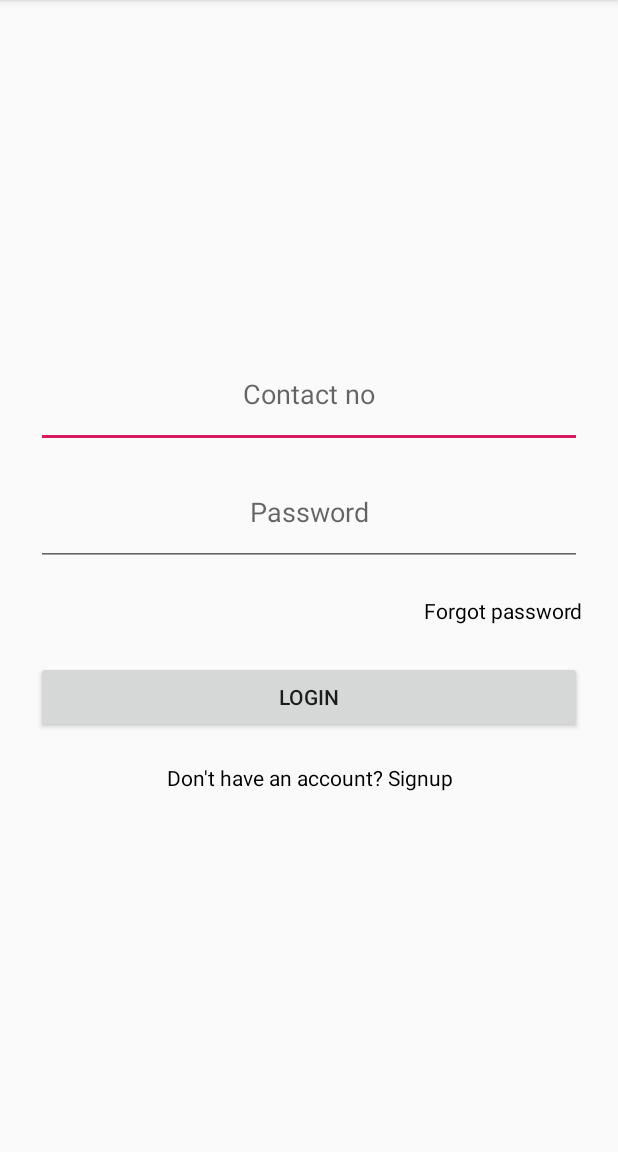
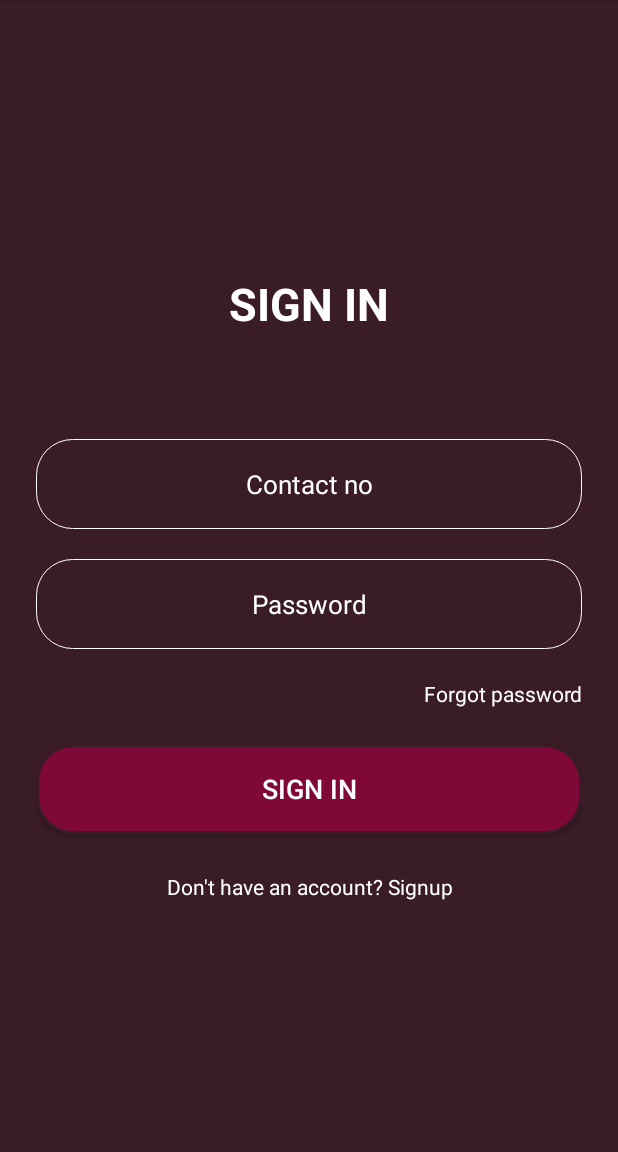
Before and after one commit to patelrinjal/B2Bcamp, an Android app: the screen it shows after launch (Userlogin), on a phone screen of 412 x 824 dp, the part 84-1236 px from its top. Run offline under Robolectric (Android 15) with nearby library versions, the phone set to English and light mode, and no system bars; our stand-ins replace Volley.

Commit message:
user sigin(VISHWA)

```diff
--- /dev/null
+++ b/app/src/main/res/drawable/button_shape.xml
@@ -0,0 +1,10 @@
+<?xml version="1.0" encoding="utf-8"?>
+<shape xmlns:android="http://schemas.android.com/apk/res/android">
+
+
+    <solid android:color="#7F0837"/>
+    <stroke android:color="#7F0837" android:width="2dp"/>
+
+    <corners android:radius="24dp"/>
+    <stroke android:color="#3A1C26" android:width="2dp"/>
+</shape>
--- /dev/null
+++ b/app/src/main/res/drawable/edittxt_shape.xml
@@ -0,0 +1,10 @@
+<?xml version="1.0" encoding="utf-8"?>
+<shape xmlns:android="http://schemas.android.com/apk/res/android">
+
+
+    <solid android:color="@android:color/transparent"/>
+    <stroke android:color="@android:color/white" android:width="0.7dp"/>
+
+    <corners android:radius="24dp"/>
+
+</shape>
--- a/app/src/main/res/layout/activity_userlogin.xml
+++ b/app/src/main/res/layout/activity_userlogin.xml
@@ -7,29 +7,49 @@
     tools:context=".Userlogin"
     android:orientation="vertical"
     android:padding="24dp"
-    android:gravity="center">
+    android:gravity="center"
+    android:background="#3A1C26"
+    >
+    <TextView
+        android:id="@+id/txt_signin"
+        android:layout_width="match_parent"
+        android:layout_height="wrap_content"
+        android:text="SIGN IN"
+        android:gravity="center"
+        android:layout_marginTop="20dp"
+        android:paddingBottom="50dp"
+        android:textColor="@android:color/white"
+        android:textSize="30dp"
+        android:textStyle="bold"/>
 
     <EditText
         android:id="@+id/edt_contact"
         android:layout_width="match_parent"
-        android:layout_height="wrap_content"
+        android:layout_height="60dp"
         android:ems="10"
         android:inputType="phone"
         android:hint="Contact no"
-android:paddingBottom="24dp"
         android:gravity="center"
-        />
+        android:layout_marginTop="20dp"
+        android:textColor="@android:color/white"
+        android:textColorHint="@android:color/white"
+        android:textSize="17sp"
+        android:background="@drawable/edittxt_shape"/>
 
     <EditText
         android:id="@+id/edt_password"
         android:layout_width="match_parent"
-        android:layout_height="wrap_content"
+        android:layout_height="60dp"
         android:ems="10"
         android:inputType="textPassword"
         android:hint="Password"
-        android:paddingBottom="24dp"
         android:gravity="center"
-        android:layout_marginTop="20dp"/>
+        android:layout_marginTop="20dp"
+        android:textColor="@android:color/white"
+        android:textColorHint="@android:color/white"
+        android:textSize="17sp"
+        android:background="@drawable/edittxt_shape"
+        />
 
     <TextView
         android:id="@+id/txt_forgot_password"
@@ -38,24 +58,27 @@ android:paddingBottom="24dp"
         android:text="Forgot password"
         android:gravity="right"
         android:layout_marginTop="20dp"
-        android:textColor="#000000"/>
+        android:textColor="@android:color/white"/>
 
     <Button
         android:id="@+id/btn_login"
         android:layout_width="match_parent"
-        android:layout_height="wrap_content"
-        android:text="Login"
+        android:layout_height="60dp"
+        android:text="SIGN IN"
         android:gravity="center"
+        android:textColor="@android:color/white"
+        android:textSize="18sp"
+        android:background="@drawable/button_shape"
         android:layout_marginTop="24dp"/>
 
     <TextView
         android:id="@+id/txt_signup"
         android:layout_width="match_parent"
-        android:layout_height="wrap_content"
+        android:layout_height="30dp"
         android:text="Don't have an account? Signup"
         android:gravity="center"
         android:layout_marginTop="20dp"
-        android:textColor="@android:color/black"
+        android:textColor="@android:color/white"
         />
 
 </LinearLayout>
```
